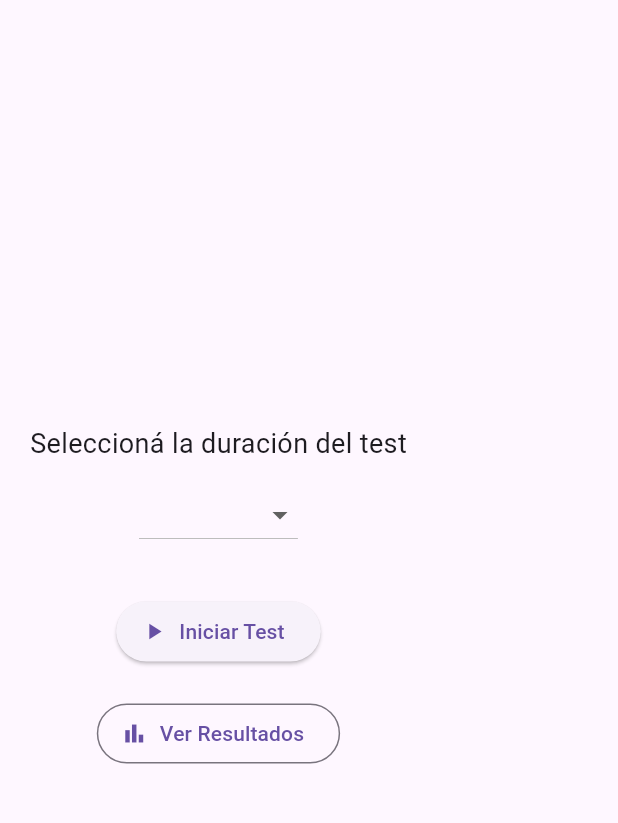
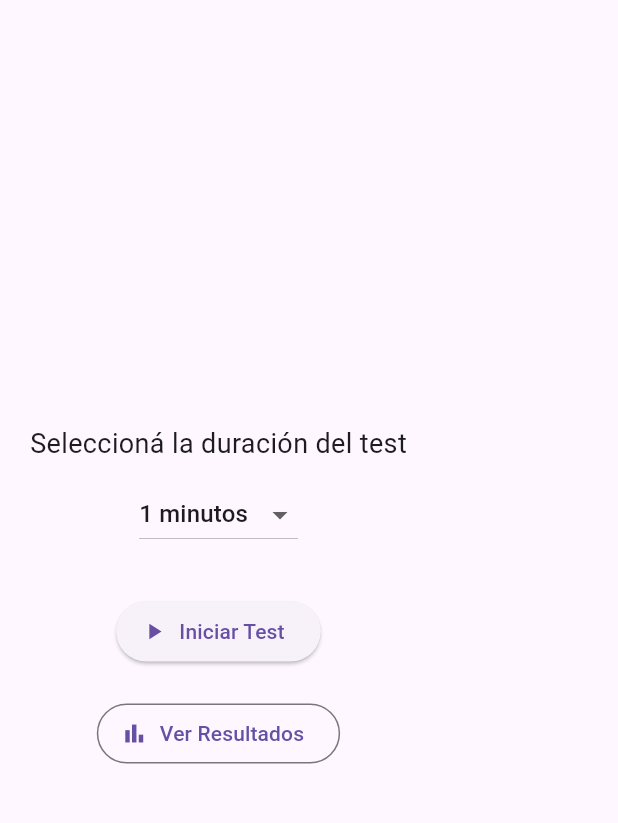
Before and after one commit to mrhodev/PVTest, a Flutter app: the screen it shows after launch, on a phone screen of 412 x 824 dp, the part 63-886 px from its top. Run offline on Flutter 3.47's test engine with Material 3 defaults, Android fonts, the light colour scheme and no system bars; our stand-ins replace fl_chart, sqflite; accounts and stored records are empty.

Commit message:
sin error

```diff
--- a/lib/screens/home_screen.dart
+++ b/lib/screens/home_screen.dart
@@ -9,7 +9,6 @@ class HomeScreen extends StatefulWidget {
 
 class _HomeScreenState extends State<HomeScreen> {
   int _selectedDuration = 1;
-
 
   void _startTest() {
     Navigator.push(
@@ -45,7 +44,7 @@ class _HomeScreenState extends State<HomeScreen> {
             SizedBox(height: 10),
             DropdownButton<int>(
               value: _selectedDuration,
-              items: [5, 10].map((e) {
+              items: [1, 5, 10].map((e) {
                 return DropdownMenuItem<int>(
                   value: e,
                   child: Text('$e minutos'),
```
Also changed, not shown: lib/screens/test_screen.dart (+13 -7 lines).
